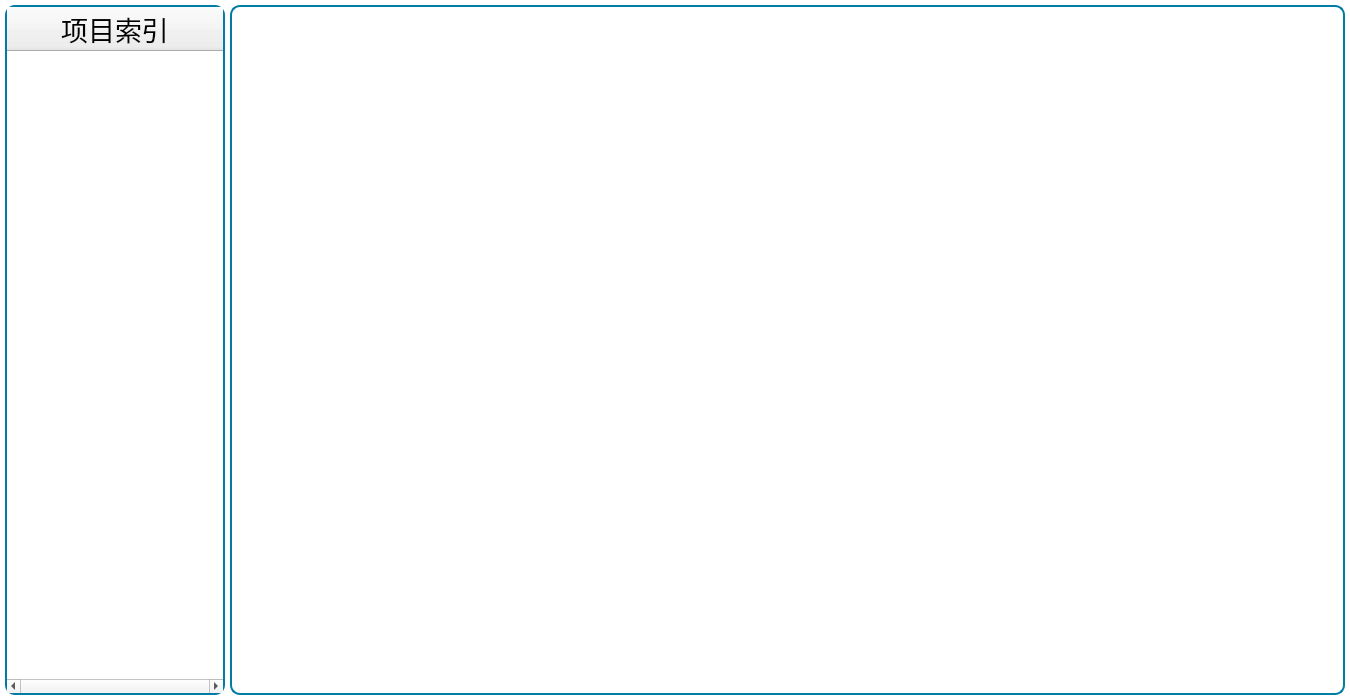
Above: SS_GDE/ViewWidget/viewwidget.ui from Micheal1022/SS_GDE_Project before the change. Below: the same form after it.
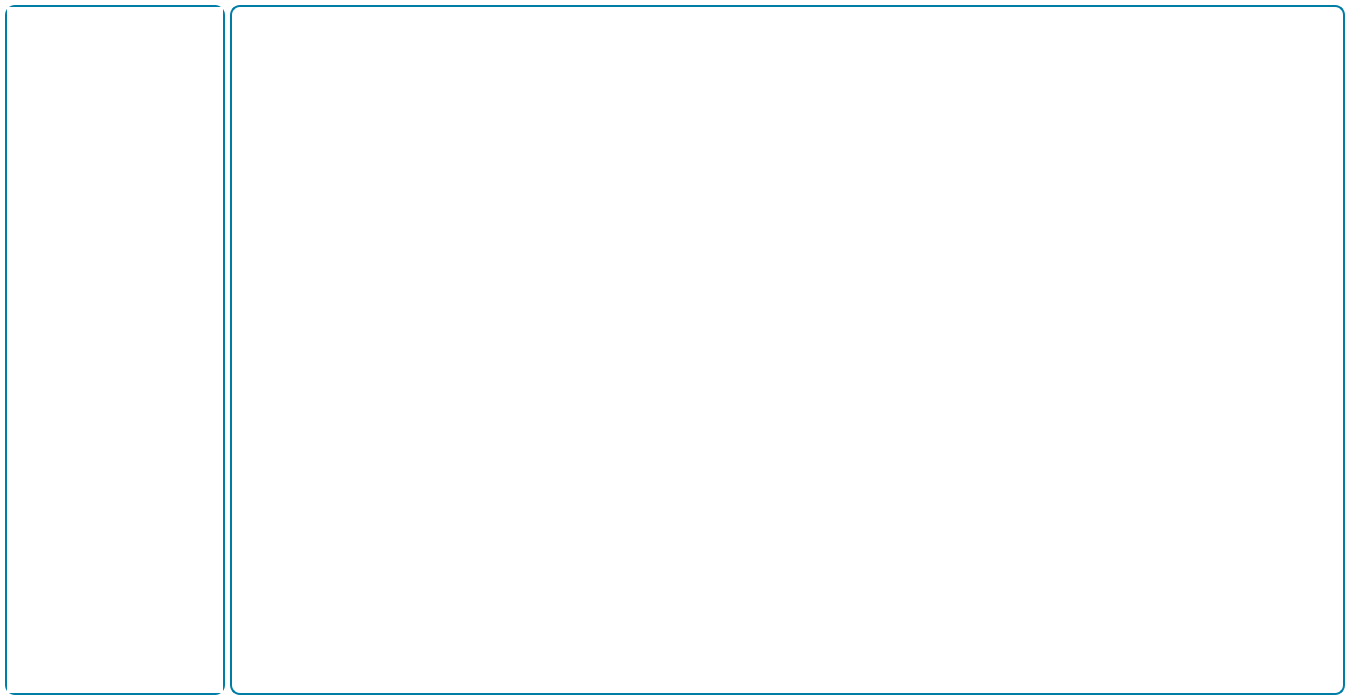
That is the form after the change.

Patch:
```diff
--- a/SS_GDE/ViewWidget/viewwidget.ui
+++ b/SS_GDE/ViewWidget/viewwidget.ui
@@ -108,14 +108,37 @@
 border:2px solid rgb(0,125,165);
 border-radius:10px;
 }
+QScrollBar:horizontal {
+height:20px;
+background:rgb(0,0,0,0%);
+margin:0px,0px,0px,0px;
+padding-left:25px;   
+padding-right:25px; 
+}
+QScrollBar::handle:horizontal{
+height:10px;
+background:rgb(0,125,165,100%);
+border-radius:5px;
+min-width:20px;
+}
+QScrollBar::handle:horizontal:hover{
+height:10px;
+background:rgb(0,0,0,50%);
+border-radius:5px;
+min-width:20;
+}
+
 </string>
      </property>
      <property name="horizontalScrollBarPolicy">
-      <enum>Qt::ScrollBarAlwaysOn</enum>
+      <enum>Qt::ScrollBarAsNeeded</enum>
      </property>
+     <attribute name="headerVisible">
+      <bool>false</bool>
+     </attribute>
      <column>
       <property name="text">
-       <string>项目索引</string>
+       <string/>
       </property>
       <property name="font">
        <font>
```
Left out of the diff: 7 changed lines with no effect on the pictures.
